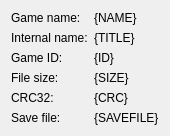
Before: the Qt Designer form Libretro/mgba/src/platform/qt/ROMInfo.ui in kiddreads/Avalon-copy2, drawn with Qt 5.
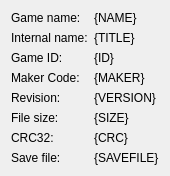
After: the same form once the commit is applied.

Patch:
```diff
--- a/Libretro/mgba/src/platform/qt/ROMInfo.ui
+++ b/Libretro/mgba/src/platform/qt/ROMInfo.ui
@@ -6,8 +6,8 @@
    <rect>
     <x>0</x>
     <y>0</y>
-    <width>236</width>
-    <height>146</height>
+    <width>178</width>
+    <height>198</height>
    </rect>
   </property>
   <property name="windowTitle">
@@ -75,13 +75,47 @@
     </widget>
    </item>
    <item row="3" column="0">
+    <widget class="QLabel" name="label_7">
+     <property name="text">
+      <string>Maker Code:</string>
+     </property>
+    </widget>
+   </item>
+   <item row="3" column="1">
+    <widget class="QLabel" name="maker">
+     <property name="text">
+      <string notr="true">{MAKER}</string>
+     </property>
+     <property name="textInteractionFlags">
+      <set>Qt::LinksAccessibleByMouse|Qt::TextSelectableByKeyboard|Qt::TextSelectableByMouse</set>
+     </property>
+    </widget>
+   </item>
+   <item row="4" column="0">
+    <widget class="QLabel" name="label_8">
+     <property name="text">
+      <string>Revision:</string>
+     </property>
+    </widget>
+   </item>
+   <item row="4" column="1">
+    <widget class="QLabel" name="version">
+     <property name="text">
+      <string notr="true">{VERSION}</string>
+     </property>
+     <property name="textInteractionFlags">
+      <set>Qt::LinksAccessibleByMouse|Qt::TextSelectableByKeyboard|Qt::TextSelectableByMouse</set>
+     </property>
+    </widget>
+   </item>
+   <item row="5" column="0">
     <widget class="QLabel" name="label_3">
      <property name="text">
       <string>File size:</string>
      </property>
     </widget>
    </item>
-   <item row="3" column="1">
+   <item row="5" column="1">
     <widget class="QLabel" name="size">
      <property name="text">
       <string notr="true">{SIZE}</string>
@@ -91,14 +125,14 @@
      </property>
     </widget>
    </item>
-   <item row="4" column="0">
+   <item row="6" column="0">
     <widget class="QLabel" name="label_4">
      <property name="text">
       <string>CRC32:</string>
      </property>
     </widget>
    </item>
-   <item row="4" column="1">
+   <item row="6" column="1">
     <widget class="QLabel" name="crc">
      <property name="text">
       <string notr="true">{CRC}</string>
@@ -108,14 +142,14 @@
      </property>
     </widget>
    </item>
-   <item row="5" column="0">
+   <item row="7" column="0">
     <widget class="QLabel" name="label_6">
      <property name="text">
       <string>Save file:</string>
      </property>
     </widget>
    </item>
-   <item row="5" column="1">
+   <item row="7" column="1">
     <widget class="QLabel" name="savefile">
      <property name="text">
       <string notr="true">{SAVEFILE}</string>
```
